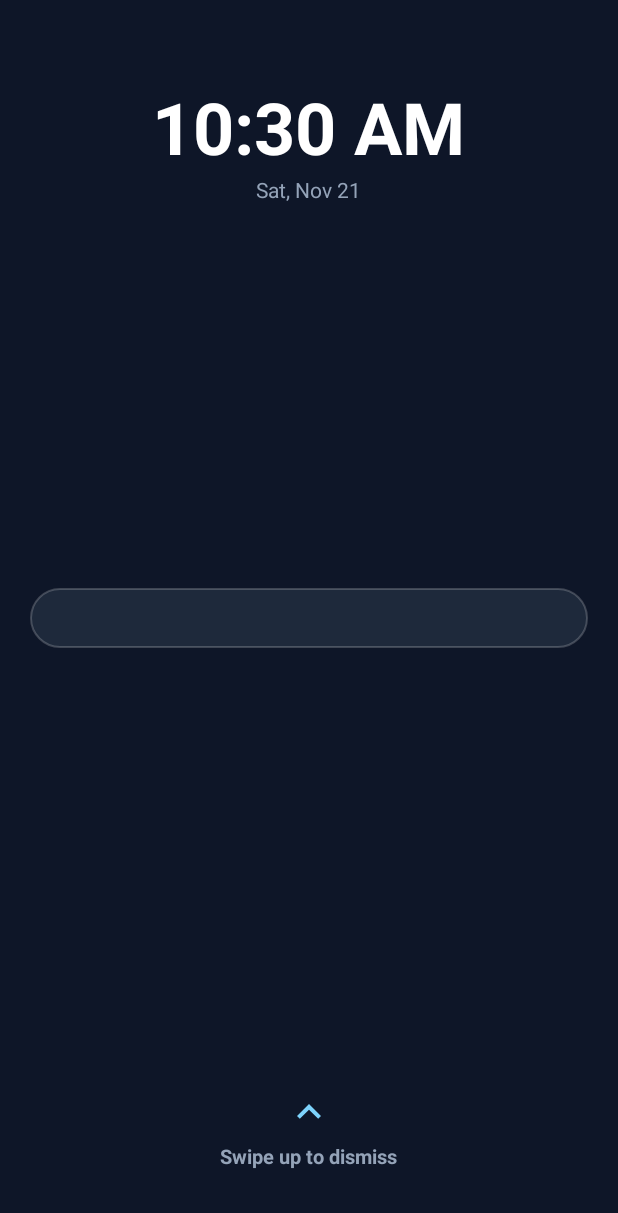
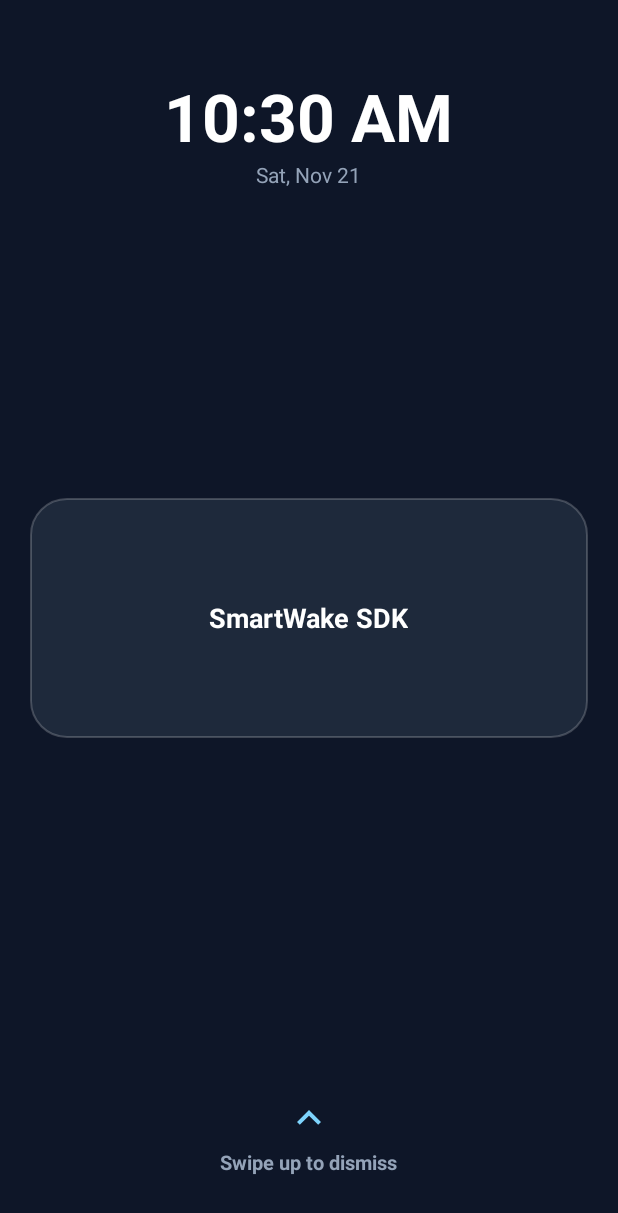
Before and after one commit to Jaimin1710/SmartWake, an Android app: the SmartWakeActivity screen opened directly, with no data from a screen before it, on a phone screen of 412 x 824 dp. Shown: the top 1213 px of the screen. Run offline under Robolectric (Android 15) with nearby library versions, the phone set to English and light mode, and no system bars; 1 statement that could not run was skipped.

Commit message:
Fix center card minimum height, async API fetch and layout rendering v1.1.0

```diff
--- a/smartwake/src/main/res/layout/activity_smart_wake.xml
+++ b/smartwake/src/main/res/layout/activity_smart_wake.xml
@@ -19,13 +19,13 @@
         android:layout_height="match_parent"
         android:padding="20dp">
 
-        <!-- Clock and Weather Header -->
+        <!-- Clock and Weather Header (Top) -->
         <LinearLayout
             android:id="@+id/smartwake_clock_container"
             android:layout_width="match_parent"
             android:layout_height="wrap_content"
             android:layout_alignParentTop="true"
-            android:layout_marginTop="32dp"
+            android:layout_marginTop="28dp"
             android:gravity="center"
             android:orientation="vertical">
 
@@ -36,7 +36,7 @@
                 android:format12Hour="hh:mm a"
                 android:format24Hour="HH:mm"
                 android:textColor="@color/smartwake_text_primary"
-                android:textSize="48sp"
+                android:textSize="44sp"
                 android:textStyle="bold"
                 tools:text="10:45 AM" />
 
@@ -60,7 +60,7 @@
                     android:id="@+id/smartwake_tv_weather"
                     android:layout_width="wrap_content"
                     android:layout_height="wrap_content"
-                    android:layout_marginStart="12dp"
+                    android:layout_marginStart="8dp"
                     android:textColor="@color/smartwake_accent"
                     android:textSize="14sp"
                     android:textStyle="bold"
@@ -75,19 +75,31 @@
             android:layout_width="match_parent"
             android:layout_height="wrap_content"
             android:layout_centerInParent="true"
+            android:minHeight="160dp"
             android:background="@drawable/bg_smartwake_card"
             android:gravity="center"
             android:orientation="vertical"
             android:padding="20dp">
+
+            <!-- Card Header / Title -->
+            <TextView
+                android:id="@+id/smartwake_card_title"
+                android:layout_width="wrap_content"
+                android:layout_height="wrap_content"
+                android:text="@string/smartwake_default_title"
+                android:textColor="@color/smartwake_text_primary"
+                android:textSize="18sp"
+                android:textStyle="bold" />
 
             <!-- Quotes View -->
             <TextView
                 android:id="@+id/smartwake_tv_quote"
                 android:layout_width="match_parent"
                 android:layout_height="wrap_content"
+                android:layout_marginTop="8dp"
                 android:gravity="center"
                 android:textColor="@color/smartwake_text_primary"
-                android:textSize="16sp"
+                android:textSize="15sp"
                 android:textStyle="italic"
                 android:visibility="gone"
                 tools:text="“Believe you can and you are halfway there.”" />
@@ -109,7 +121,7 @@
                 android:id="@+id/smartwake_ad_container"
                 android:layout_width="match_parent"
                 android:layout_height="wrap_content"
-                android:layout_marginTop="12dp"
+                android:layout_marginTop="10dp"
                 android:visibility="gone" />
 
             <!-- Read More Button -->
@@ -119,7 +131,7 @@
                 android:layout_width="wrap_content"
                 android:layout_height="wrap_content"
                 android:layout_marginTop="8dp"
-                android:text="Read More ›"
+                android:text="@string/smartwake_btn_read_more"
                 android:textColor="@color/smartwake_accent"
                 android:textSize="13sp"
                 android:textStyle="bold"
@@ -133,7 +145,7 @@
             android:layout_width="match_parent"
             android:layout_height="wrap_content"
             android:layout_alignParentBottom="true"
-            android:layout_marginBottom="24dp"
+            android:layout_marginBottom="20dp"
             android:gravity="center"
             android:orientation="vertical">
 
```
Also changed, not shown: smartwake/src/main/java/com/sololine/smartwake/ui/SmartWakeActivity.java (+22 -13 lines).
